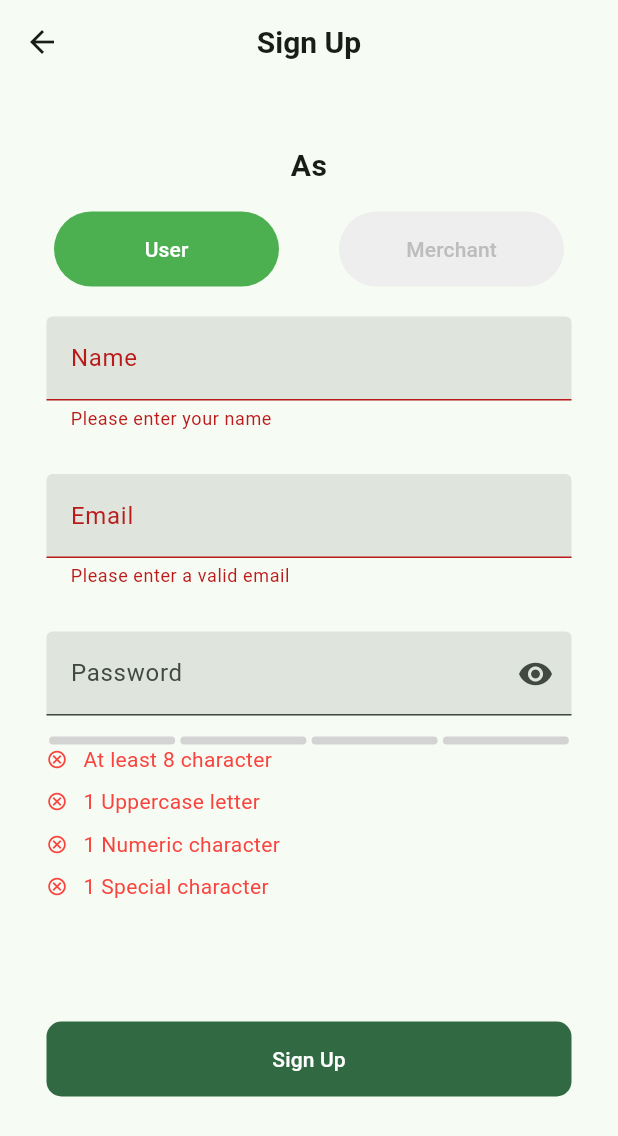
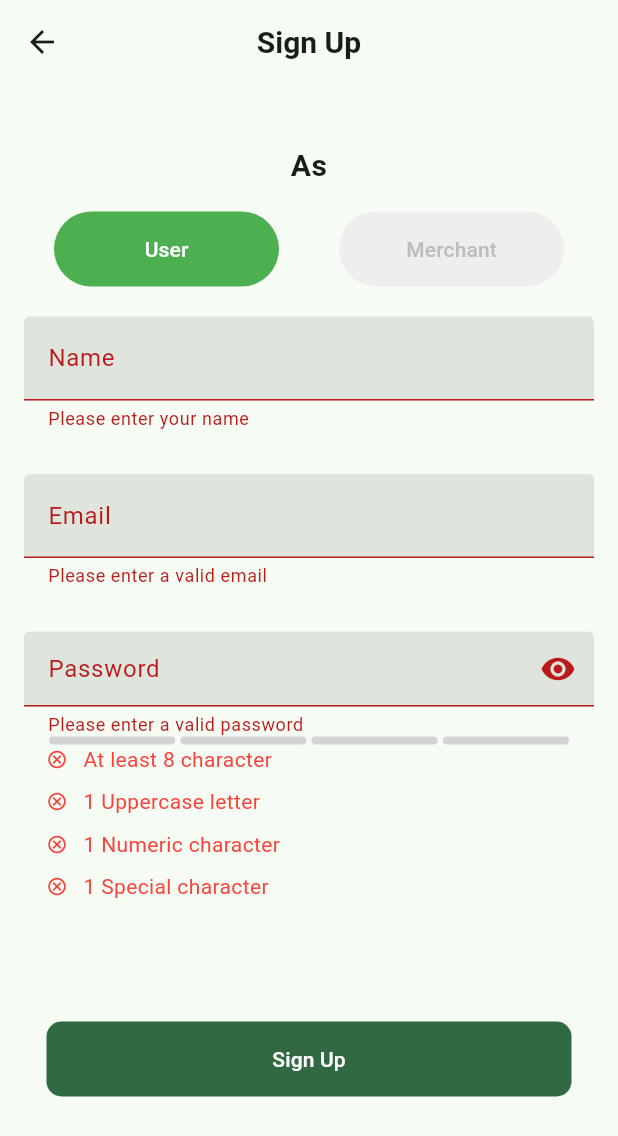
Before and after one commit to plantngo/plantngo_mobile, a Flutter app: the SignUpScreen screen opened by its route, after a tap on "Sign Up", on a phone screen of 412 x 824 dp. Shown: the top 1136 px of the screen. Run offline on Flutter 3.47's test engine with Material 2 defaults, Android fonts, the phone set to English and light mode, and no system bars; drawn by our look-alikes of flutter_pw_validator; our stand-ins replace email_validator; missing offline and left inert: dart:ffi.

Commit message:
Styled TextFieldForms for SignUp

```diff
--- a/lib/screens/login/signup_screen.dart
+++ b/lib/screens/login/signup_screen.dart
@@ -19,6 +19,7 @@ class _SignUpScreenState extends State<SignUpScreen> {
 
   bool _isObscure = true;
   bool _isUser = true;
+  bool _isValidPassword = false;
 
   final TextEditingController _nameController = TextEditingController();
   final TextEditingController _emailController = TextEditingController();
@@ -68,14 +69,15 @@ class _SignUpScreenState extends State<SignUpScreen> {
           const Text("As",
               textAlign: TextAlign.center,
               style: TextStyle(fontSize: 20, fontWeight: FontWeight.bold)),
-          Row(mainAxisAlignment: MainAxisAlignment.center, children: [
           Form(
             key: _signUpFormKey,
             child: SingleChildScrollView(
               padding: const EdgeInsets.all(16),
               child: Column(
                 children: [
-                    Row(mainAxisAlignment: MainAxisAlignment.center, children: [
+                  Row(
+                    mainAxisAlignment: MainAxisAlignment.center,
+                    children: [
                       SizedBox(
                         width: 150,
                         height: 50,
@@ -98,7 +100,7 @@ class _SignUpScreenState extends State<SignUpScreen> {
                               });
                             }),
                       ),
-                      const SizedBox(width: 40),
+                      SizedBox(width: 40),
                       SizedBox(
                         width: 150,
                         height: 50,
@@ -121,13 +123,13 @@ class _SignUpScreenState extends State<SignUpScreen> {
                               });
                             }),
                       ),
-                    ]),
+                    ],
+                  ),
                   const SizedBox(height: 20),
                   Container(
                     decoration: BoxDecoration(
                       borderRadius: BorderRadius.circular(8),
                     ),
-                      width: 350,
                     height: 100,
                     child: TextFormField(
                       controller: _nameController,
@@ -145,7 +147,6 @@ class _SignUpScreenState extends State<SignUpScreen> {
                     decoration: BoxDecoration(
                       borderRadius: BorderRadius.circular(8),
                     ),
-                      width: 350,
                     height: 100,
                     child: TextFormField(
                       controller: _emailController,
@@ -165,7 +166,6 @@ class _SignUpScreenState extends State<SignUpScreen> {
                     decoration: BoxDecoration(
                       borderRadius: BorderRadius.circular(8),
                     ),
-                      width: 350,
                     height: 70,
                     child: TextFormField(
                       controller: _passwordController,
@@ -183,7 +183,12 @@ class _SignUpScreenState extends State<SignUpScreen> {
                           }),
                         ),
                       ),
-                        validator: (value) {},
+                      validator: (value) {
+                        if (!_isValidPassword) {
+                          return "Please enter a valid password";
+                        }
+                        return null;
+                      },
                       obscureText: _isObscure,
                     ),
                   ),
@@ -195,7 +200,17 @@ class _SignUpScreenState extends State<SignUpScreen> {
                     specialCharCount: 1,
                     width: 350,
                     height: 150,
-                        onSuccess: () {}),
+                    onSuccess: () {
+                      setState(() {
+                        _isValidPassword = true;
+                      });
+                    },
+                    onFail: () {
+                      setState(() {
+                        _isValidPassword = false;
+                      });
+                    },
+                  ),
                   const SizedBox(height: 40),
                   SizedBox(
                     width: 350,
@@ -222,7 +237,6 @@ class _SignUpScreenState extends State<SignUpScreen> {
               ),
             ),
           ),
-          ]),
         ],
       ),
     );
```
Lines whose indentation alone changed are shown as unchanged.
